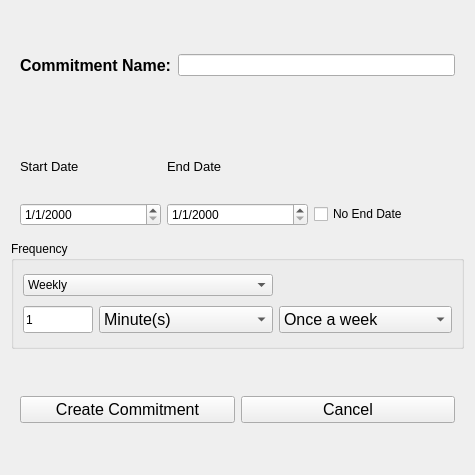
Before: the Qt Designer form Tasker/CreateCommitmentQWidget.ui in thebigG/Tasker, drawn with Qt 5.
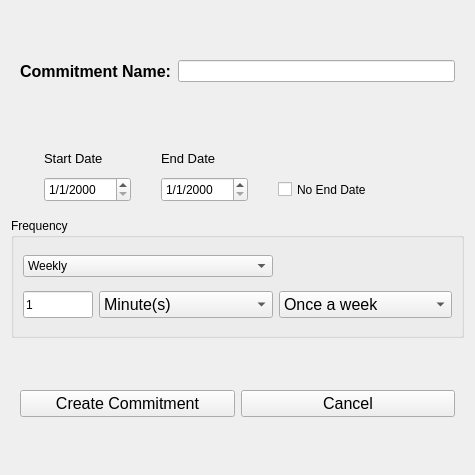
After: the same form once the commit is applied.

Commit message: Fixing sync issues with commitment list

```diff
--- a/Tasker/CreateCommitmentQWidget.ui
+++ b/Tasker/CreateCommitmentQWidget.ui
@@ -10,15 +10,30 @@
     <height>475</height>
    </rect>
   </property>
+  <property name="sizePolicy">
+   <sizepolicy hsizetype="Fixed" vsizetype="Fixed">
+    <horstretch>0</horstretch>
+    <verstretch>0</verstretch>
+   </sizepolicy>
+  </property>
   <property name="minimumSize">
    <size>
     <width>475</width>
     <height>475</height>
    </size>
   </property>
+  <property name="maximumSize">
+   <size>
+    <width>475</width>
+    <height>475</height>
+   </size>
+  </property>
   <property name="windowTitle">
    <string>Create a Commitment</string>
   </property>
+  <property name="styleSheet">
+   <string notr="true"/>
+  </property>
   <layout class="QVBoxLayout" name="verticalLayout">
    <item>
     <widget class="QWidget" name="commitmentNameContainer" native="true">
@@ -45,9 +60,27 @@
    </item>
    <item>
     <widget class="QWidget" name="commitmentDateContainer" native="true">
+     <property name="sizePolicy">
+      <sizepolicy hsizetype="Fixed" vsizetype="Fixed">
+       <horstretch>0</horstretch>
+       <verstretch>0</verstretch>
+      </sizepolicy>
+     </property>
+     <property name="maximumSize">
+      <size>
+       <width>400</width>
+       <height>75</height>
+      </size>
+     </property>
      <layout class="QGridLayout" name="gridLayout">
       <item row="1" column="1">
        <widget class="QLabel" name="dateEndQLabel">
+        <property name="maximumSize">
+         <size>
+          <width>75</width>
+          <height>25</height>
+         </size>
+        </property>
         <property name="font">
          <font>
           <pointsize>10</pointsize>
@@ -60,6 +93,12 @@
       </item>
       <item row="4" column="0">
        <widget class="QDateEdit" name="dateStartQDateEdit">
+        <property name="maximumSize">
+         <size>
+          <width>100</width>
+          <height>25</height>
+         </size>
+        </property>
         <property name="displayFormat">
          <string>M/d/yyyy</string>
         </property>
@@ -67,6 +106,12 @@
       </item>
       <item row="1" column="0">
        <widget class="QLabel" name="dateStartQLabel">
+        <property name="maximumSize">
+         <size>
+          <width>75</width>
+          <height>25</height>
+         </size>
+        </property>
         <property name="font">
          <font>
           <pointsize>10</pointsize>
@@ -79,6 +124,12 @@
       </item>
       <item row="4" column="2">
        <widget class="QCheckBox" name="noEndDateQCheckBox">
+        <property name="maximumSize">
+         <size>
+          <width>100</width>
+          <height>25</height>
+         </size>
+        </property>
         <property name="text">
          <string>No End Date</string>
         </property>
@@ -86,6 +137,12 @@
       </item>
       <item row="4" column="1">
        <widget class="QDateEdit" name="dateEndQDateEdit">
+        <property name="maximumSize">
+         <size>
+          <width>100</width>
+          <height>25</height>
+         </size>
+        </property>
         <property name="displayFormat">
          <string>M/d/yyyy</string>
         </property>
```
Left out of the diff: 6 changed lines with no effect on the pictures. The commit also changes 3 other files.
